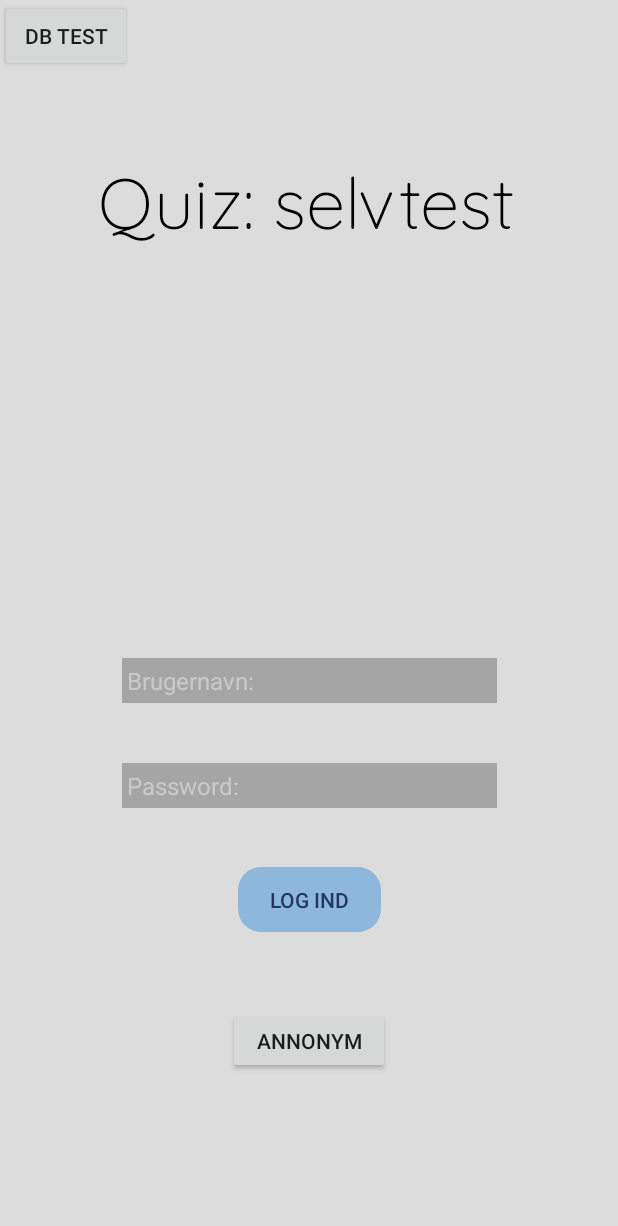
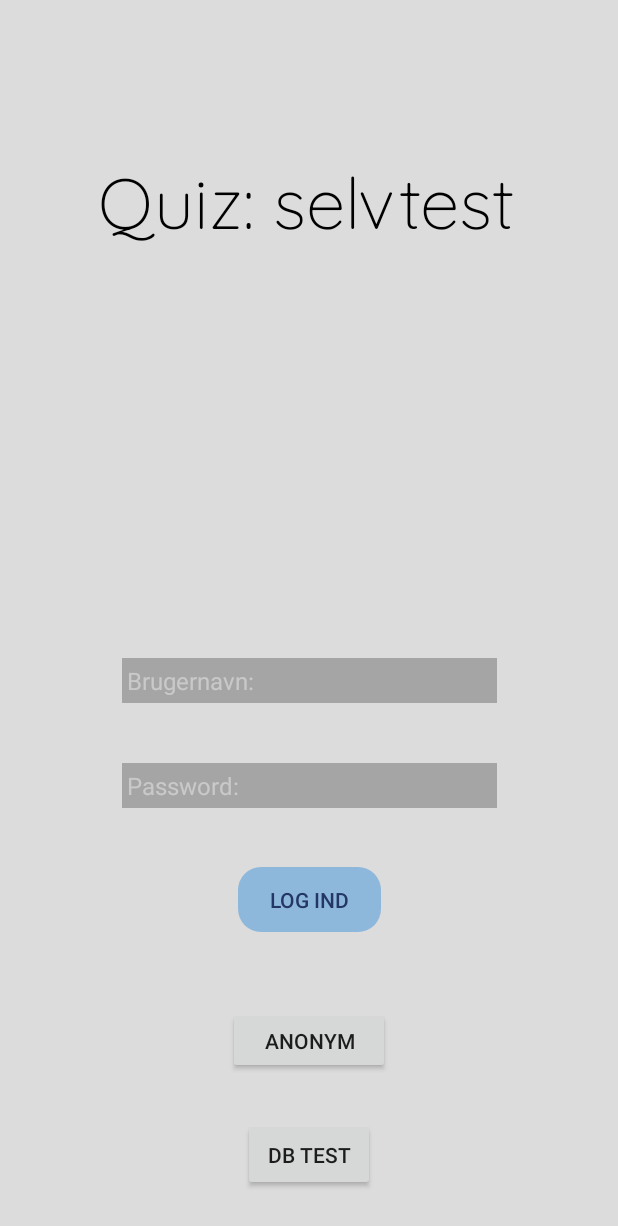
Before and after one commit to Fipzz/BrInt_QuizApp, an Android app: the screen it shows after launch (MainScreen_login_activity), on a phone screen of 412 x 824 dp. Shown: the top 1226 px of the screen. Run offline under Robolectric (Android 15) with nearby library versions, the phone set to English and light mode, and no system bars.

Commit message:
Fixed login screen, now it dosnt take infinite input and only supports one line

```diff
--- a/app/src/main/res/layout/login_activity_layout.xml
+++ b/app/src/main/res/layout/login_activity_layout.xml
@@ -61,7 +61,8 @@
         android:backgroundTint="@color/white"
         android:gravity="left"
         android:hint="Brugernavn:"
-
+        android:maxLength="30"
+        android:singleLine="true"
         android:textAppearance="@style/name"
         android:textColor="@color/white"
         android:textColorHint="@color/secondary_text"
@@ -89,6 +90,8 @@
         android:textColorHint="@color/secondary_text"
         android:textColorLink="@color/white"
         android:textSize="16sp"
+        android:maxLength="30"
+        android:singleLine="true"
         app:layout_constraintBottom_toBottomOf="@+id/rectangle_2"
         app:layout_constraintEnd_toEndOf="@+id/rectangle_2"
         app:layout_constraintStart_toStartOf="@+id/rectangle_2"
@@ -114,7 +117,7 @@
         android:id="@+id/anon"
         android:layout_width="108dp"
         android:layout_height="44dp"
-        android:text="Annonym"
+        android:text="Anonym"
         app:layout_constraintBottom_toBottomOf="parent"
         app:layout_constraintEnd_toEndOf="parent"
         app:layout_constraintStart_toStartOf="parent"
@@ -126,8 +129,10 @@
         android:layout_width="wrap_content"
         android:layout_height="wrap_content"
         android:text="DB TEST"
-        tools:layout_editor_absoluteX="162dp"
-        tools:layout_editor_absoluteY="655dp" />
+        app:layout_constraintBottom_toBottomOf="parent"
+        app:layout_constraintEnd_toEndOf="parent"
+        app:layout_constraintStart_toStartOf="parent"
+        app:layout_constraintTop_toBottomOf="@+id/anon" />
 
 
 </androidx.constraintlayout.widget.ConstraintLayout>
```
